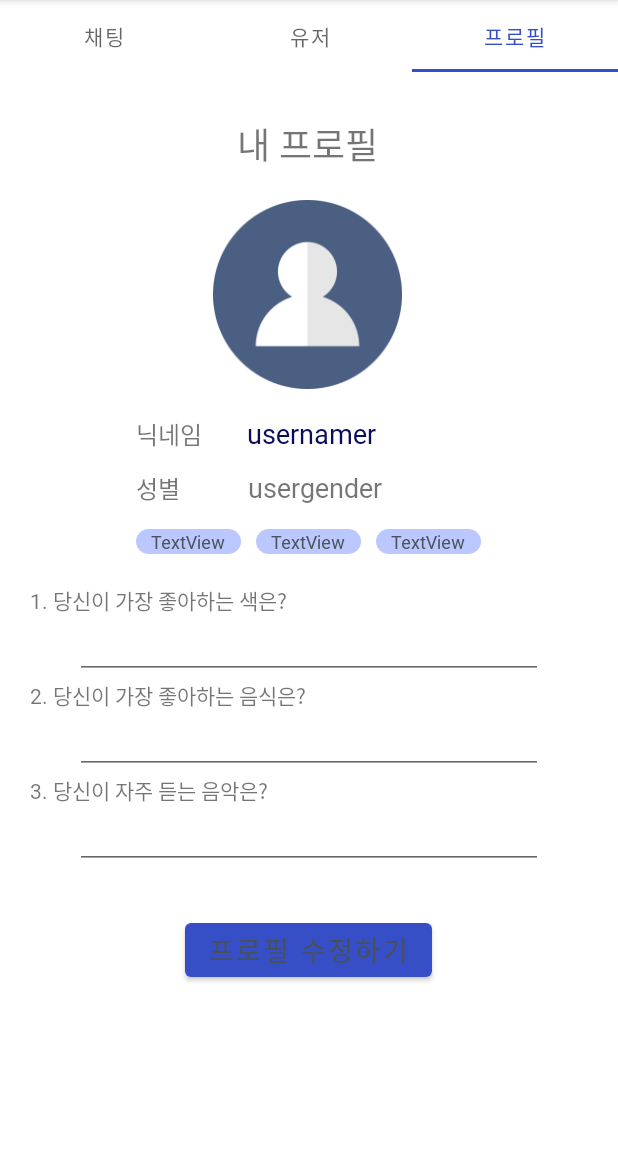
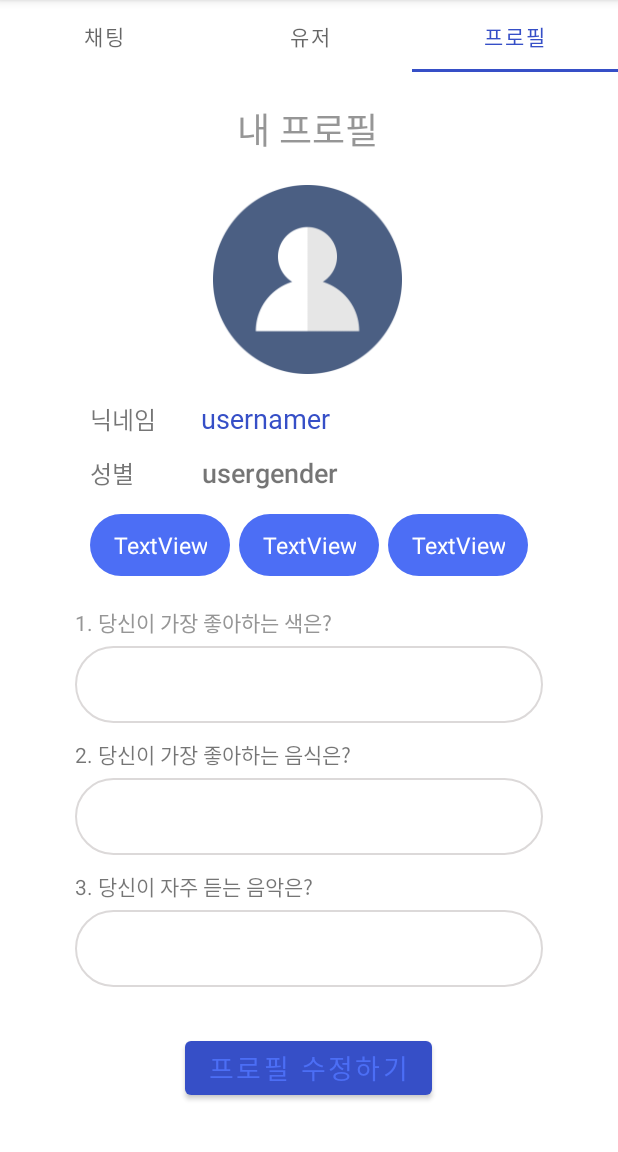
Before and after one commit to zero-talk/andzerotalk, an Android app: the screen it shows after launch once a user with an empty profile is signed in (MainActivity), tab 3 chosen, on a phone screen of 412 x 824 dp, the part 84-1236 px from its top. Run offline under Robolectric (Android 15) with nearby library versions, the phone set to English and light mode, and no system bars; our stand-ins replace Firebase (no records; nobody signed in at launch, a user with empty details on screens opened directly); plain views replace NeumorphButton; 1 statement that could not run was skipped.

Commit message:
추가 푸시2

```diff
--- a/app/src/main/res/layout/activity_login_.xml
+++ b/app/src/main/res/layout/activity_login_.xml
@@ -13,14 +13,15 @@
         android:layout_height="150dp"
         android:background="@drawable/ic_bg_main"
         app:layout_constraintEnd_toEndOf="parent"
+        app:layout_constraintHorizontal_bias="0.0"
         app:layout_constraintStart_toStartOf="parent"
         app:layout_constraintTop_toTopOf="parent" />
 
     <TextView
         android:id="@+id/textView2"
         android:layout_width="wrap_content"
-        android:layout_height="wrap_content"
-        android:layout_marginTop="120dp"
+        android:layout_height="60dp"
+        android:layout_marginTop="260dp"
         android:fontFamily="@font/notomedium"
         android:text="ZEROTALK"
         android:textColor="@color/lightmajor"
@@ -35,9 +36,11 @@
         style="@style/Widget.Neumorph.CardView"
         android:layout_width="match_parent"
         android:layout_height="80dp"
-        android:layout_marginStart="20dp"
+        android:layout_marginLeft="20dp"
         android:layout_marginTop="30dp"
-        android:layout_marginEnd="20dp"
+        android:layout_marginRight="20dp"
+        app:layout_constraintEnd_toEndOf="parent"
+        app:layout_constraintStart_toStartOf="parent"
         app:layout_constraintTop_toBottomOf="@+id/textView2"
         app:neumorph_shapeType="flat">
 
@@ -47,6 +50,7 @@
             android:layout_height="match_parent"
             android:background="@drawable/no_background"
             android:drawableLeft="@drawable/ic_email_white_24dp"
+            android:drawablePadding="10dp"
             android:hint="이메일"
             android:inputType="textEmailAddress"
             android:paddingStart="10dp"
@@ -60,9 +64,10 @@
         style="@style/Widget.Neumorph.CardView"
         android:layout_width="match_parent"
         android:layout_height="80dp"
-        android:layout_marginStart="20dp"
-        android:layout_marginTop="10dp"
-        android:layout_marginEnd="20dp"
+        android:layout_marginLeft="20dp"
+        android:layout_marginRight="20dp"
+        app:layout_constraintEnd_toEndOf="parent"
+        app:layout_constraintStart_toStartOf="parent"
         app:layout_constraintTop_toBottomOf="@+id/login_email_form"
         app:neumorph_shapeType="flat">
 
@@ -72,6 +77,7 @@
             android:layout_height="match_parent"
             android:background="@drawable/no_background"
             android:drawableLeft="@drawable/ic_lock_white_24dp"
+            android:drawablePadding="10dp"
             android:hint="비밀번호"
             android:inputType="textPassword"
             android:paddingStart="10dp"
@@ -86,7 +92,7 @@
         style="@style/Widget.Neumorph.Button"
         android:layout_width="wrap_content"
         android:layout_height="wrap_content"
-        android:layout_marginTop="30dp"
+        android:layout_marginTop="5dp"
         android:fontFamily="@font/notomedium"
         android:text="로그인"
         android:textColor="@color/lightmajor"
@@ -103,10 +109,21 @@
         android:background="#00ff0000"
         android:fontFamily="sans-serif-medium"
         android:text="아직 계정이 없으신가요? \n신규회원 가입하기"
-        android:textColor="@color/major"
-        android:textSize="14sp"
+        android:textColor="@color/lightmajor"
+        android:textSize="16sp"
         app:layout_constraintEnd_toEndOf="parent"
         app:layout_constraintStart_toStartOf="parent"
         app:layout_constraintTop_toBottomOf="@+id/buttonLogin" />
 
+    <ImageView
+        android:id="@+id/imageView3"
+        android:layout_width="180dp"
+        android:layout_height="180dp"
+        android:layout_marginTop="100dp"
+        app:layout_constraintEnd_toEndOf="parent"
+        app:layout_constraintHorizontal_bias="0.497"
+        app:layout_constraintStart_toStartOf="parent"
+        app:layout_constraintTop_toTopOf="parent"
+        app:srcCompat="@drawable/zerotalk__png_" />
+
 </androidx.constraintlayout.widget.ConstraintLayout>
--- a/app/src/main/res/layout/activity_message.xml
+++ b/app/src/main/res/layout/activity_message.xml
@@ -11,7 +11,7 @@
         android:id="@+id/toolbar2"
         android:layout_width="0dp"
         android:layout_height="80dp"
-        android:background="?attr/colorPrimary"
+        android:background="@color/lightmajor"
         android:minHeight="?attr/actionBarSize"
         android:theme="?attr/actionBarTheme"
         app:layout_constraintEnd_toEndOf="parent"
--- a/app/src/main/res/layout/fragment_profile.xml
+++ b/app/src/main/res/layout/fragment_profile.xml
@@ -35,9 +35,11 @@ android:scrollbarStyle="outsideOverlay">
             android:layout_width="wrap_content"
             android:layout_height="wrap_content"
             android:layout_marginStart="158dp"
-            android:layout_marginTop="30dp"
+            android:layout_marginTop="20dp"
+            android:fontFamily="sans-serif"
             android:text="내 프로필"
-            android:fontFamily="@font/notolight"
+            android:textColor="@color/greytext"
+            android:textColorHighlight="@color/greytext"
             android:textSize="24sp"
             app:layout_constraintStart_toStartOf="parent"
             app:layout_constraintTop_toTopOf="parent" />
@@ -65,20 +67,20 @@ android:scrollbarStyle="outsideOverlay">
                 android:id="@+id/textView3"
                 android:layout_width="wrap_content"
                 android:layout_height="wrap_content"
+                android:fontFamily="sans-serif"
                 android:text="닉네임"
-                android:textSize="16dp"
-                android:fontFamily="@font/notolight"/>
+                android:textSize="16dp" />
 
             <TextView
                 android:id="@+id/usernamer"
                 android:layout_width="wrap_content"
                 android:layout_height="wrap_content"
+                android:layout_alignBaseline="@id/textView3"
+                android:layout_marginLeft="30dp"
                 android:layout_toRightOf="@id/textView3"
-                android:layout_marginLeft="30dp"
+                android:fontFamily="@font/notomedium"
                 android:text="usernamer"
-                android:fontFamily="@font/notomedium"
-                android:layout_alignBaseline="@id/textView3"
-                android:textColor="#0A0C5C"
+                android:textColor="@color/major"
                 android:textSize="18sp" />
 
             <TextView
@@ -87,71 +89,76 @@ android:scrollbarStyle="outsideOverlay">
                 android:layout_height="wrap_content"
                 android:layout_below="@id/textView3"
                 android:layout_marginTop="12dp"
+                android:fontFamily="sans-serif"
                 android:text="성별"
-                android:textSize="16dp"
-                android:fontFamily="@font/notolight"/>
+                android:textSize="16dp" />
 
             <TextView
                 android:id="@+id/usergender"
                 android:layout_width="wrap_content"
                 android:layout_height="wrap_content"
+                android:layout_below="@id/usernamer"
+                android:layout_alignBaseline="@id/textView6"
                 android:layout_marginLeft="45dp"
-                android:layout_below="@id/usernamer"
                 android:layout_toRightOf="@id/textView6"
-                android:layout_alignBaseline="@id/textView6"
+                android:fontFamily="sans-serif-medium"
                 android:text="usergender"
-                android:fontFamily="@font/notomedium"
-                android:textSize="18dp"/>
+                android:textSize="18dp" />
 
             <TextView
                 android:id="@+id/user_profile_hash1"
                 android:layout_width="wrap_content"
                 android:layout_height="wrap_content"
+                android:layout_below="@id/textView6"
                 android:layout_marginTop="15dp"
+                android:background="@drawable/profile_hashtags"
+                android:fontFamily="sans-serif"
+                android:gravity="center_horizontal"
+                android:paddingLeft="15dp"
+                android:paddingTop="10dp"
+                android:paddingRight="15dp"
+                android:paddingBottom="10dp"
                 android:text="TextView"
-                android:textSize="12dp"
-                android:fontFamily="@font/notolight"
-                android:textColor="@color/darkgreytext"
-                android:paddingLeft="10dp"
-                android:paddingRight="10dp"
-                android:gravity="center_horizontal"
-                android:background="@drawable/check_yes"
-                android:layout_below="@id/textView6"/>
+                android:textColor="#fff"
+                android:textSize="15dp" />
 
             <TextView
                 android:id="@+id/user_profile_hash2"
                 android:layout_width="wrap_content"
                 android:layout_height="wrap_content"
+                android:layout_alignBaseline="@id/user_profile_hash1"
+                android:layout_marginLeft="6dp"
+                android:layout_toRightOf="@id/user_profile_hash1"
+                android:background="@drawable/profile_hashtags"
+                android:fontFamily="sans-serif"
+                android:gravity="center_horizontal"
+                android:paddingLeft="15dp"
+                android:paddingTop="10dp"
+                android:paddingRight="15dp"
+                android:paddingBottom="10dp"
                 android:text="TextView"
-                android:textSize="12dp"
-                android:paddingLeft="10dp"
-                android:paddingRight="10dp"
-                android:fontFamily="@font/notolight"
-                android:textColor="@color/darkgreytext"
-                android:gravity="center_horizontal"
-                android:layout_below="@id/usergender"
-                android:layout_toRightOf="@id/user_profile_hash1"
-                android:layout_marginLeft="10dp"
-                android:background="@drawable/check_yes"
-                android:layout_alignBaseline="@id/user_profile_hash1"/>
+                android:textColor="#fff"
+                android:textSize="15dp" />
 
             <TextView
                 android:id="@+id/user_profile_hash3"
                 android:layout_width="wrap_content"
                 android:layout_height="wrap_content"
                 android:layout_below="@id/usergender"
+                android:layout_alignBaseline="@id/user_profile_hash1"
+                android:layout_marginLeft="6dp"
                 android:layout_marginTop="15dp"
-                android:layout_marginLeft="10dp"
+                android:layout_toRightOf="@id/user_profile_hash2"
+                android:background="@drawable/profile_hashtags"
+                android:fontFamily="sans-serif"
+                android:gravity="center_horizontal"
+                android:paddingLeft="15dp"
+                android:paddingTop="10dp"
+                android:paddingRight="15dp"
+                android:paddingBottom="10dp"
                 android:text="TextView"
-                android:textSize="12dp"
-                android:paddingLeft="10dp"
-                android:paddingRight="10dp"
-                android:gravity="center_horizontal"
-                android:fontFamily="@font/notolight"
-                android:textColor="@color/darkgreytext"
-                android:background="@drawable/check_yes"
-                android:layout_toRightOf="@id/user_profile_hash2"
-                android:layout_alignBaseline="@id/user_profile_hash1"/>
+                android:textColor="#fff"
+                android:textSize="15dp" />
 
         </RelativeLayout>
 
@@ -167,70 +174,95 @@ android:scrollbarStyle="outsideOverlay">
                 android:id="@+id/textView7"
                 android:layout_width="match_parent"
                 android:layout_height="wrap_content"
-                android:layout_marginLeft="20dp"
+                android:layout_marginLeft="50dp"
+                android:layout_marginBottom="5dp"
+                android:fontFamily="sans-serif"
                 android:text="1. 당신이 가장 좋아하는 색은?"
-                android:fontFamily="@font/notolight"/>
+                android:textColor="@color/greytext"
+                android:textColorHighlight="#FFFFFF" />
 
             <EditText
                 android:id="@+id/proqn1"
                 android:layout_width="match_parent"
                 android:layout_height="wrap_content"
+                android:layout_marginStart="50dp"
+                android:layout_marginEnd="50dp"
+                android:background="@drawable/backround_round_layout"
                 android:ems="5"
-                android:textSize="15dp"
+                android:fontFamily="sans-serif-medium"
                 android:inputType="textPersonName"
-                android:fontFamily="@font/notolight"
-                android:layout_marginStart="50dp"
-                android:layout_marginEnd="50dp"/>
+                android:paddingLeft="20dp"
+                android:paddingTop="5dp"
+                android:paddingRight="10dp"
+                android:paddingBottom="5dp"
+                android:textColor="@color/lightmajor"
+                android:textSize="30dp" />
 
             <TextView
                 android:id="@+id/textView8"
                 android:layout_width="match_parent"
                 android:layout_height="wrap_content"
-                android:layout_marginLeft="20dp"
-                android:text="2. 당신이 가장 좋아하는 음식은?"
-                android:fontFamily="@font/notolight"/>
+                android:layout_marginLeft="50dp"
+                android:layout_marginTop="10dp"
+                android:layout_marginBottom="5dp"
+                android:fontFamily="sans-serif"
+                android:text="2. 당신이 가장 좋아하는 음식은?" />
 
             <EditText
                 android:id="@+id/proqn2"
                 android:layout_width="match_parent"
                 android:layout_height="wrap_content"
+                android:layout_marginStart="50dp"
+                android:layout_marginEnd="50dp"
+                android:background="@drawable/backround_round_layout"
                 android:ems="5"
-                android:textSize="15dp"
+                android:fontFamily="sans-serif-medium"
                 android:inputType="textPersonName"
-                android:fontFamily="@font/notolight"
-                android:layout_marginStart="50dp"
-                android:layout_marginEnd="50dp"/>
+                android:paddingLeft="20dp"
+                android:paddingTop="5dp"
+                android:paddingRight="10dp"
+                android:paddingBottom="5dp"
+                android:textColor="@color/lightmajor"
+                android:textSize="30dp" />
 
             <TextView
                 android:id="@+id/textView9"
                 android:layout_width="match_parent"
                 android:layout_height="wrap_content"
-                android:layout_marginLeft="20dp"
-                android:text="3. 당신이 자주 듣는 음악은?"
-                android:fontFamily="@font/notolight"/>
+                android:layout_marginLeft="50dp"
+                android:layout_marginTop="10dp"
+                android:layout_marginBottom="5dp"
+                android:fontFamily="sans-serif"
+                android:text="3. 당신이 자주 듣는 음악은?" />
 
             <EditText
                 android:id="@+id/proqn3"
                 android:layout_width="match_parent"
                 android:layout_height="wrap_content"
+                android:layout_marginStart="50dp"
+                android:layout_marginEnd="50dp"
+                android:background="@drawable/backround_round_layout"
                 android:ems="5"
-                android:textSize="15dp"
+                android:fontFamily="sans-serif-medium"
                 android:inputType="textPersonName"
-                android:fontFamily="@font/notolight"
-                android:layout_marginStart="50dp"
-                android:layout_marginEnd="50dp"/>
+                android:paddingLeft="20dp"
+                android:paddingTop="5dp"
+                android:paddingRight="10dp"
+                android:paddingBottom="5dp"
+                android:textColor="@color/lightmajor"
+                android:textSize="30dp" />
 
             <soup.neumorphism.NeumorphButton
+                android:id="@+id/profile_modify"
                 style="@style/Widget.Neumorph.Button"
-                android:id="@+id/profile_modify"
                 android:layout_width="wrap_content"
                 android:layout_height="wrap_content"
+                android:layout_gravity="center_horizontal"
                 android:layout_marginTop="30dp"
+                android:fontFamily="@font/notomedium"
                 android:text="프로필 수정하기"
-                android:textSize="18sp"
-                android:fontFamily="@font/notomedium"
-                android:layout_gravity="center_horizontal"
-                android:textColor="@color/darkgreytext"/>
+                android:textColor="@color/lightmajor"
+                android:textSize="18sp" />
 
         </LinearLayout>
 
--- a/app/src/main/res/values/ic_launcher_background.xml
+++ b/app/src/main/res/values/ic_launcher_background.xml
@@ -1,4 +1,4 @@
 <?xml version="1.0" encoding="utf-8"?>
 <resources>
-    <color name="ic_launcher_background">#3C5BD9</color>
+    <color name="ic_launcher_background">#3C5CDB</color>
 </resources>
```
Also changed, not shown: app/src/main/ic_launcher-playstore.png, app/src/main/res/drawable/_logo.PNG (added), app/src/main/res/drawable/zerotalk__png_.png (added), app/src/main/res/mipmap-hdpi/ic_launcher.png, app/src/main/res/mipmap-hdpi/ic_launcher_round.png, app/src/main/res/mipmap-mdpi/ic_launcher.png, app/src/main/res/mipmap-mdpi/ic_launcher_round.png, app/src/main/res/mipmap-xhdpi/ic_launcher.png, app/src/main/res/mipmap-xhdpi/ic_launcher_round.png, app/src/main/res/mipmap-xxhdpi/ic_launcher.png, app/src/main/res/mipmap-xxhdpi/ic_launcher_round.png, app/src/main/res/mipmap-xxxhdpi/ic_launcher.png, app/src/main/res/mipmap-xxxhdpi/ic_launcher_round.png.
